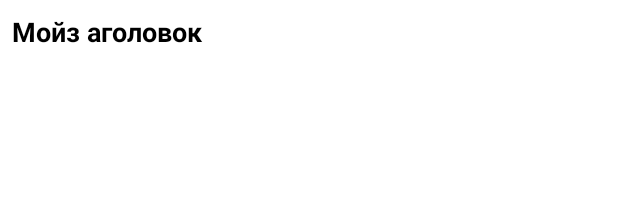
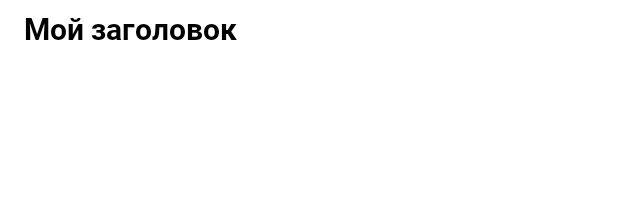
Before and after one commit to Berki071/TwosSreensOfKinopoisk, an Android app built with Jetpack Compose: the @Preview function TitlePreview, on a phone screen of 412 x 824 dp. Shown: the top 208 px of the screen. Run offline under Robolectric (Android 15) with nearby library versions, the phone set to English and light mode, and no system bars.

Commit message:
list design done

```diff
--- a/app/src/main/java/com/example/twossreensofkinopoisk/ui/list_of_movies/dop_view_and_class/FilmBoxItem.kt
+++ b/app/src/main/java/com/example/twossreensofkinopoisk/ui/list_of_movies/dop_view_and_class/FilmBoxItem.kt
@@ -16,7 +16,7 @@ fun FilmBoxListItem(
     onClick: (FilmItem) -> Unit,
     modifier: Modifier = Modifier
 ) {
-    Row(modifier = modifier.padding(8.dp)){
+    Row(modifier = modifier.padding(horizontal = 16.dp, vertical = 8.dp)){
         Box(
             modifier= Modifier.weight(1f).padding(end = 4.dp),
             contentAlignment = Alignment.Center
--- a/app/src/main/java/com/example/twossreensofkinopoisk/ui/list_of_movies/dop_view_and_class/Title.kt
+++ b/app/src/main/java/com/example/twossreensofkinopoisk/ui/list_of_movies/dop_view_and_class/Title.kt
@@ -10,19 +10,28 @@ import androidx.compose.runtime.Composable
 import androidx.compose.ui.Alignment
 import androidx.compose.ui.Modifier
 import androidx.compose.ui.graphics.Color
+import androidx.compose.ui.text.font.Font
+import androidx.compose.ui.text.font.FontFamily
 import androidx.compose.ui.text.font.FontWeight
 import androidx.compose.ui.tooling.preview.Preview
 import androidx.compose.ui.unit.dp
 import androidx.compose.ui.unit.sp
+import com.example.twossreensofkinopoisk.R
 
 @Composable
 fun Title(
     title: String,
     modifier: Modifier = Modifier
 ) {
+
+    val robotoFamily = FontFamily(
+        Font(R.font.roboto_regular400, FontWeight.Normal),
+        Font(R.font.roboto_medium500, FontWeight.Medium),
+        Font(R.font.roboto_bold700, FontWeight.Bold)
+    )
+
     Row(
-        modifier = Modifier
-            .defaultMinSize(minHeight = 44.dp)
+        modifier = modifier
             .background(Color.White)
             .fillMaxWidth()
         ,
@@ -30,9 +39,10 @@ fun Title(
     ){
         Text(
             text = title,
-            fontSize = 18.sp,
+            fontSize = 20.sp,
+            modifier = Modifier.padding(vertical = 8.dp, horizontal = 16.dp),
+            fontFamily = robotoFamily,
             fontWeight = FontWeight.Bold,
-            modifier = Modifier.padding(8.dp)
         )
     }
 }
@@ -40,5 +50,5 @@ fun Title(
 @Preview
 @Composable
 private fun TitlePreview() {
-    Title(title= "Мойз аголовок")
+    Title(title= "Мой заголовок")
 }
--- a/app/src/main/res/values/colors.xml
+++ b/app/src/main/res/values/colors.xml
@@ -2,6 +2,8 @@
 <resources>
     <color name="primaryColor">#0E3165</color>
     <color name="grayText">#4B4B4B</color>
+    <color name="selectedGenre">#FFC967</color>
+
 
     <color name="purple_200">#FFBB86FC</color>
     <color name="purple_500">#FF6200EE</color>
```
Also changed, not shown: app/src/main/java/com/example/twossreensofkinopoisk/ui/list_of_movies/ListOfMoviesScreen.kt (+15 -3 lines), app/src/main/java/com/example/twossreensofkinopoisk/ui/list_of_movies/dop_view_and_class/FilmItem.kt (+18 -4 lines), app/src/main/java/com/example/twossreensofkinopoisk/ui/list_of_movies/dop_view_and_class/GenreItem.kt (+15 -2 lines).
